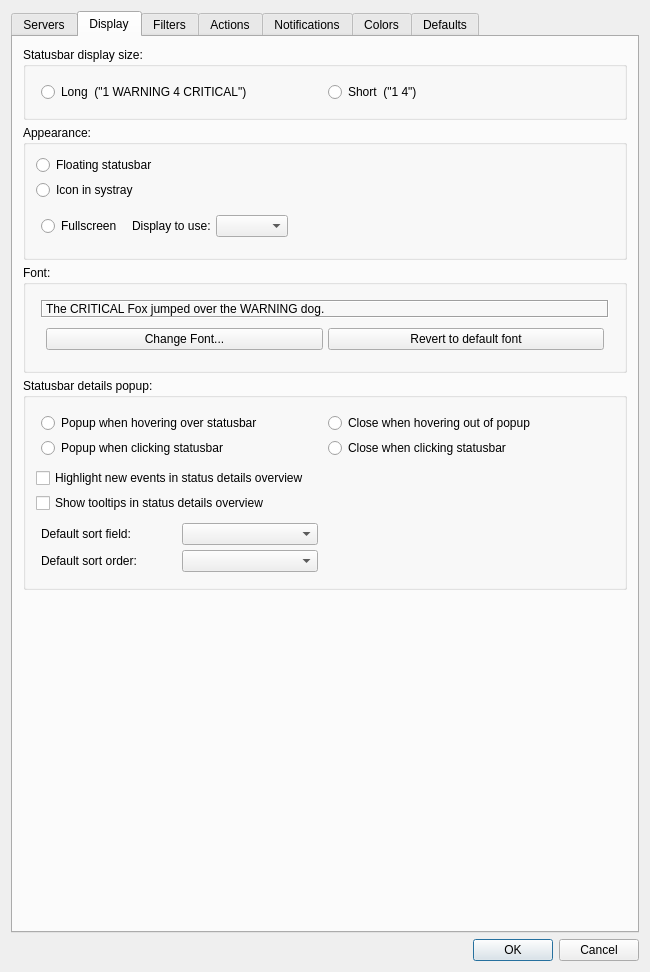
Qt form Nagstamon/QUI/settings_main.ui (HenriWahl/Nagstamon) before a commit.
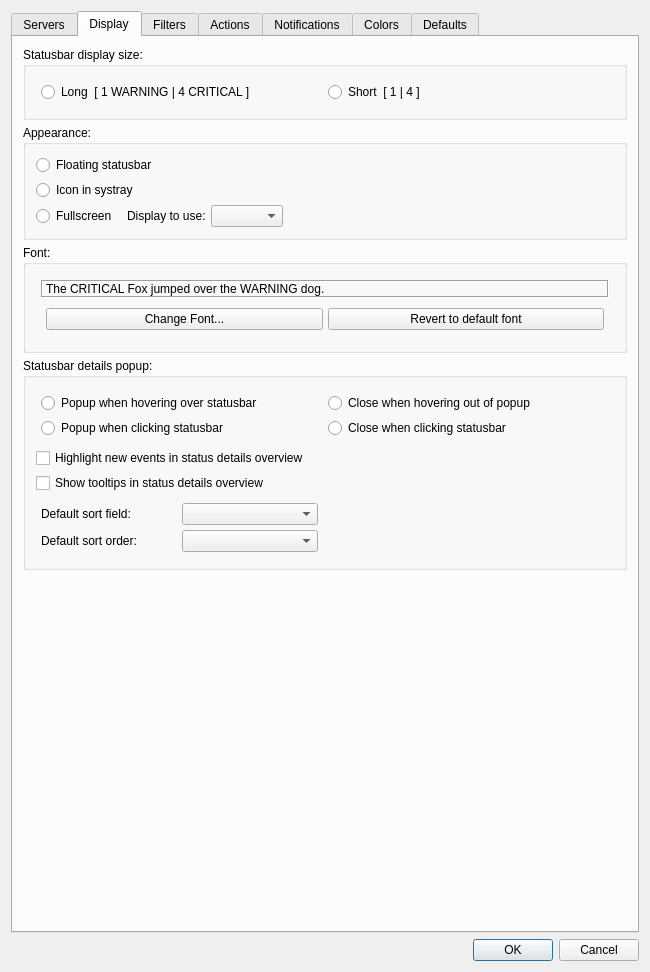
The same form after that commit. The open tabs and pages were chosen to show the change.

```diff
--- a/Nagstamon/QUI/settings_main.ui
+++ b/Nagstamon/QUI/settings_main.ui
@@ -383,14 +383,14 @@
             <item row="0" column="1">
              <widget class="QRadioButton" name="input_radiobutton_short_display">
               <property name="text">
-               <string>Short  (&quot;1 4&quot;)</string>
+               <string>Short  [ 1 | 4 ]</string>
               </property>
              </widget>
             </item>
             <item row="0" column="0">
              <widget class="QRadioButton" name="input_radiobutton_long_display">
               <property name="text">
-               <string>Long  (&quot;1 WARNING 4 CRITICAL&quot;)</string>
+               <string>Long  [ 1 WARNING | 4 CRITICAL ]</string>
               </property>
              </widget>
             </item>
@@ -575,16 +575,16 @@
              <number>5</number>
             </property>
             <property name="leftMargin">
-             <number>5</number>
+             <number>0</number>
             </property>
             <property name="topMargin">
-             <number>5</number>
+             <number>0</number>
             </property>
             <property name="rightMargin">
-             <number>5</number>
+             <number>0</number>
             </property>
             <property name="bottomMargin">
-             <number>5</number>
+             <number>0</number>
             </property>
             <item>
              <widget class="QRadioButton" name="input_radiobutton_fullscreen">
@@ -602,13 +602,13 @@
                <number>5</number>
               </property>
               <property name="topMargin">
-               <number>5</number>
+               <number>0</number>
               </property>
               <property name="rightMargin">
                <number>5</number>
               </property>
               <property name="bottomMargin">
-               <number>5</number>
+               <number>0</number>
               </property>
               <item>
                <widget class="QLabel" name="label_fullscreen_display">
```
Left out of the diff: 6 changed lines with no effect on the pictures.
